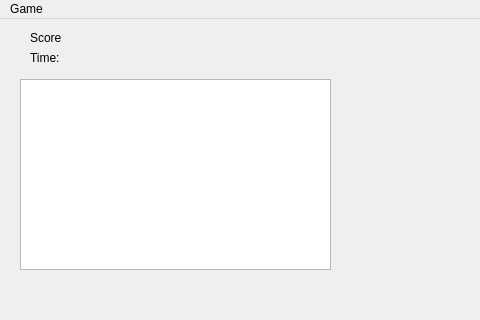
Qt form mainwindow.ui (Taras-Novosiadlyi/snakeQT) before a commit; both pictures show x 0 to 480 and y 0 to 320 of the 800 by 600 pixel window.
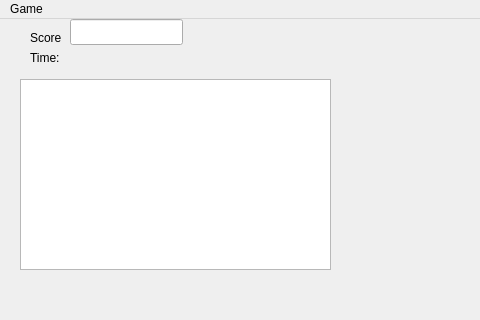
The same form after that commit.

The edit to the form file:
```diff
--- a/mainwindow.ui
+++ b/mainwindow.ui
@@ -79,8 +79,8 @@
    <widget class="QLineEdit" name="inputLineEd">
     <property name="geometry">
      <rect>
-      <x>30</x>
-      <y>70</y>
+      <x>70</x>
+      <y>0</y>
       <width>113</width>
       <height>26</height>
      </rect>
```
